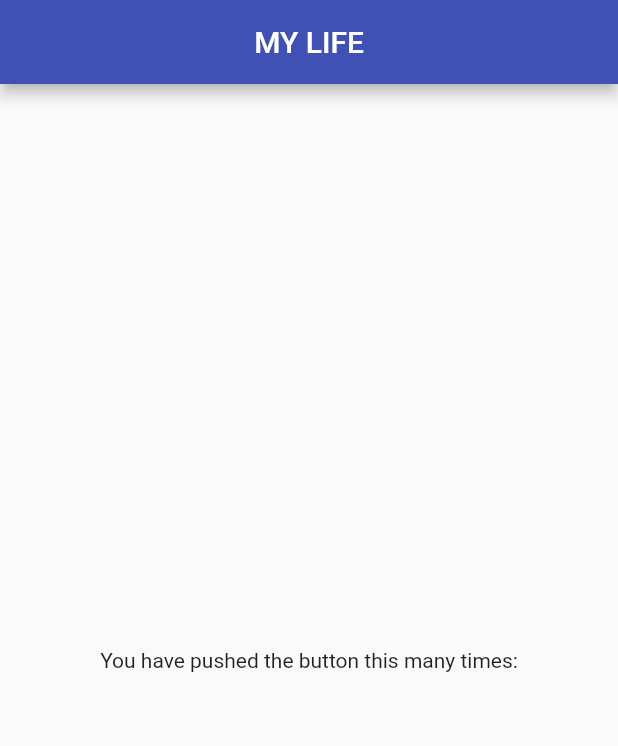
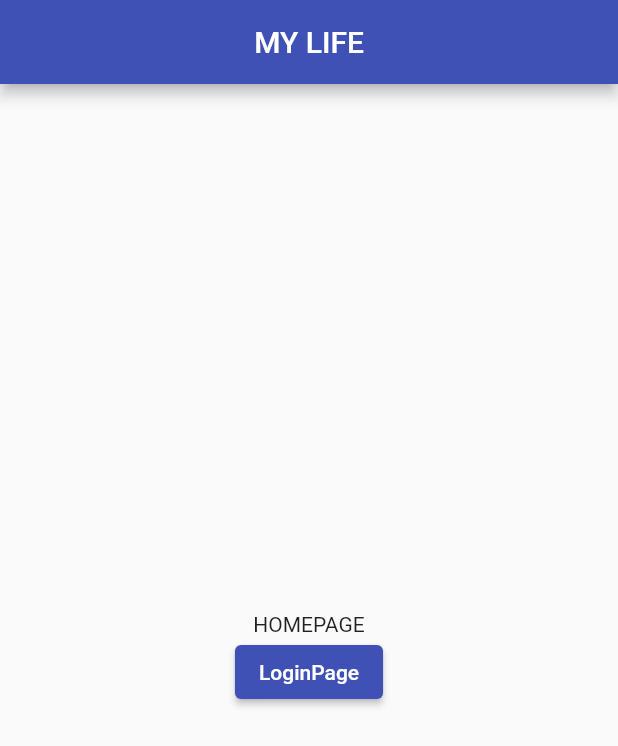
Before and after one commit to sk8rboil/MY-LIFE-APP, a Flutter app: the screen it shows after launch, on a phone screen of 412 x 824 dp. Shown: the top 746 px of the screen. Run offline on Flutter 3.47's test engine with Material 2 defaults, Android fonts, the phone set to English and light mode, and no system bars; our stand-ins replace get.

```diff
--- a/lib/homepage.dart
+++ b/lib/homepage.dart
@@ -1,6 +1,7 @@
 // ignore_for_file: prefer_const_constructors
 
 import 'package:flutter/material.dart';
+import 'package:get/get.dart';
 
 class MyHomepage extends StatelessWidget {
   const MyHomepage({Key? key}) : super(key: key);
@@ -18,8 +19,13 @@ class MyHomepage extends StatelessWidget {
           // ignore: prefer_const_literals_to_create_immutables
           children: <Widget>[
             Text(
-              'You have pushed the button this many times:',
+              'HOMEPAGE',
             ),
+            ElevatedButton(
+                onPressed: () {
+                  Get.toNamed('login_page');
+                },
+                child: Text('LoginPage')),
           ],
         ),
       ),
--- a/lib/main.dart
+++ b/lib/main.dart
@@ -1,7 +1,9 @@
 // ignore_for_file: prefer_const_constructors
 
 import 'package:flutter/material.dart';
+import 'package:get/get.dart';
 import 'package:my_life_app/homepage.dart';
+import 'package:my_life_app/views/login_page.dart';
 
 void main() {
   runApp(const MyApp());
@@ -13,13 +15,16 @@ class MyApp extends StatelessWidget {
   // This widget is the root of your application.
   @override
   Widget build(BuildContext context) {
-    return MaterialApp(
+    return GetMaterialApp(
       debugShowCheckedModeBanner: false,
       title: 'Flutter Demo',
       theme: ThemeData(
         primarySwatch: Colors.indigo,
       ),
       home: const MyHomepage(),
+      getPages: [
+        GetPage(name: '/login_page', page: () => MyLoginPage()),
+      ],
     );
   }
 }
```
Also changed, not shown: lib/controllers/login_controller.dart (added, +9 -0 lines), lib/views/login_page.dart (added, +66 -0 lines), pubspec.yaml (+5 -3 lines), pubspec.lock, 2 other files.
